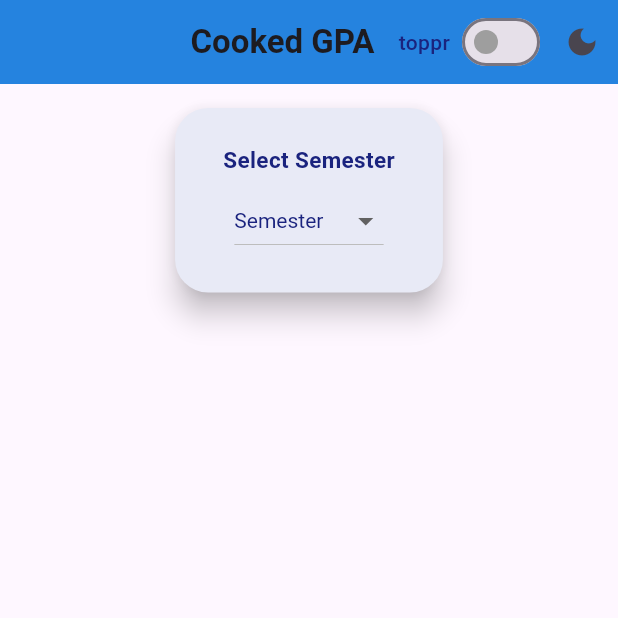
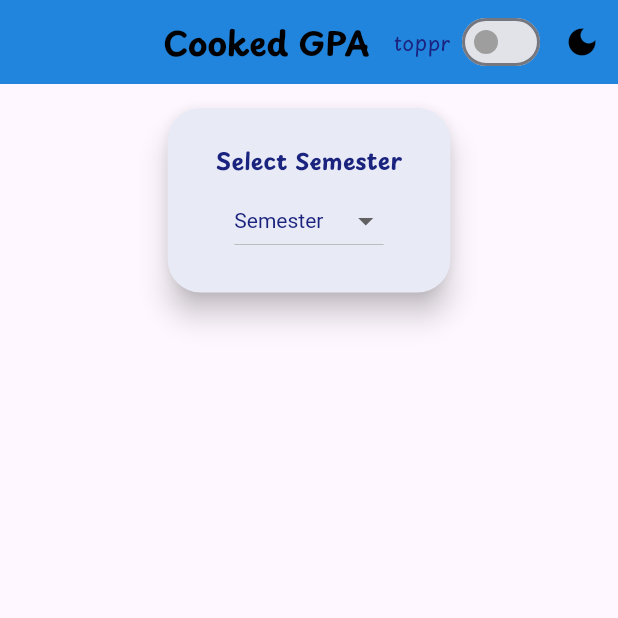
Before and after one commit to arpanz/cookedgpa, a Flutter app: the screen it shows after launch, after a tap on the "light mode" icon, on a phone screen of 412 x 824 dp, the top half of it. Run offline on Flutter 3.47's test engine with Material 3 defaults, Android fonts, the phone set to English and light mode, and no system bars; project files that could hold a hidden picture were left out.

Commit message:
refined buttons and icons

```diff
--- a/lib/gpa_screen.dart
+++ b/lib/gpa_screen.dart
@@ -99,32 +99,40 @@ class _GpaScreenState extends State<GpaScreen> {
         isDark ? Colors.tealAccent : Theme.of(context).colorScheme.primary;
 
     return Theme(
-      data:
+      data: (isDark
+              ? ThemeData.dark(useMaterial3: true)
+              : ThemeData.light(useMaterial3: true))
+          .copyWith(
+            colorScheme:
                 isDark
-              ? ThemeData.dark(useMaterial3: true).copyWith(
-                colorScheme: ColorScheme.fromSeed(
+                    ? ColorScheme.fromSeed(
                       seedColor: Colors.teal,
                       brightness: Brightness.dark,
+                    )
+                    : ColorScheme.fromSeed(
+                      seedColor: Colors.blue.shade800,
+                      brightness: Brightness.light,
                     ),
-                cardColor: Colors.grey[900],
-                scaffoldBackgroundColor: Colors.black,
+            cardColor: isDark ? Colors.grey[900] : Colors.indigo[50],
+            scaffoldBackgroundColor: isDark ? Colors.black : null,
             appBarTheme: AppBarTheme(
-                  backgroundColor: Colors.grey[950],
-                  iconTheme: IconThemeData(color: Colors.tealAccent),
+              backgroundColor: isDark ? Colors.grey[950] : Colors.blue.shade600,
+              iconTheme: IconThemeData(
+                color: isDark ? Colors.tealAccent : Colors.black,
+              ),
               titleTextStyle: TextStyle(
-                    color: Colors.tealAccent,
+                color: isDark ? Colors.tealAccent : Colors.black,
                 fontWeight: FontWeight.bold,
                 fontSize: 22,
                 fontFamily: "Playpen Sans",
               ),
             ),
-                textTheme: ThemeData.dark().textTheme.apply(
+            textTheme: Theme.of(context).textTheme.apply(
               fontFamily: "Playpen Sans",
-                  bodyColor: Colors.white,
-                  displayColor: Colors.tealAccent,
+              bodyColor: isDark ? Colors.white : Colors.indigo[900],
+              displayColor: isDark ? Colors.tealAccent : Colors.indigo[900],
             ),
-              )
-              : ThemeData.light(useMaterial3: true),
+          ),
       child: Scaffold(
         appBar: AppBar(
           title: Text(
@@ -304,7 +312,7 @@ class _GpaScreenState extends State<GpaScreen> {
                                 "Select all grades to calculate GPA",
                                 style: TextStyle(
                                   fontSize: 16,
-                                  fontWeight: FontWeight.w500,
+                                  fontWeight: FontWeight.w600,
                                   color:
                                       isDark
                                           ? Colors.red[300]
```
Lines whose indentation alone changed are shown as unchanged.
